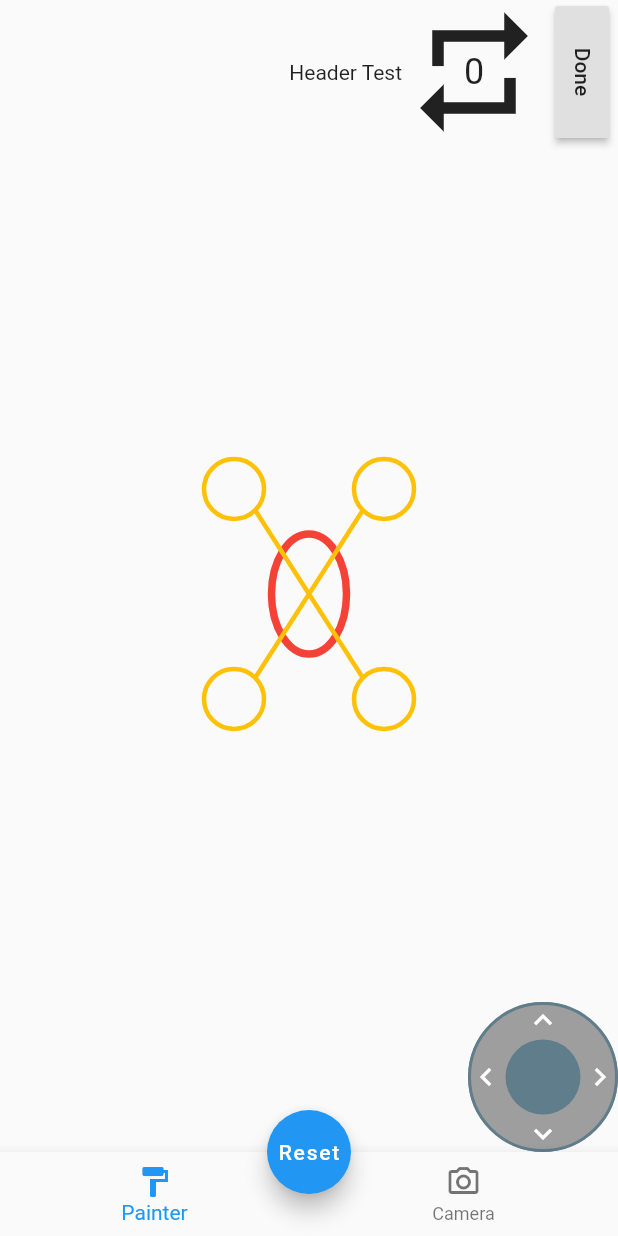
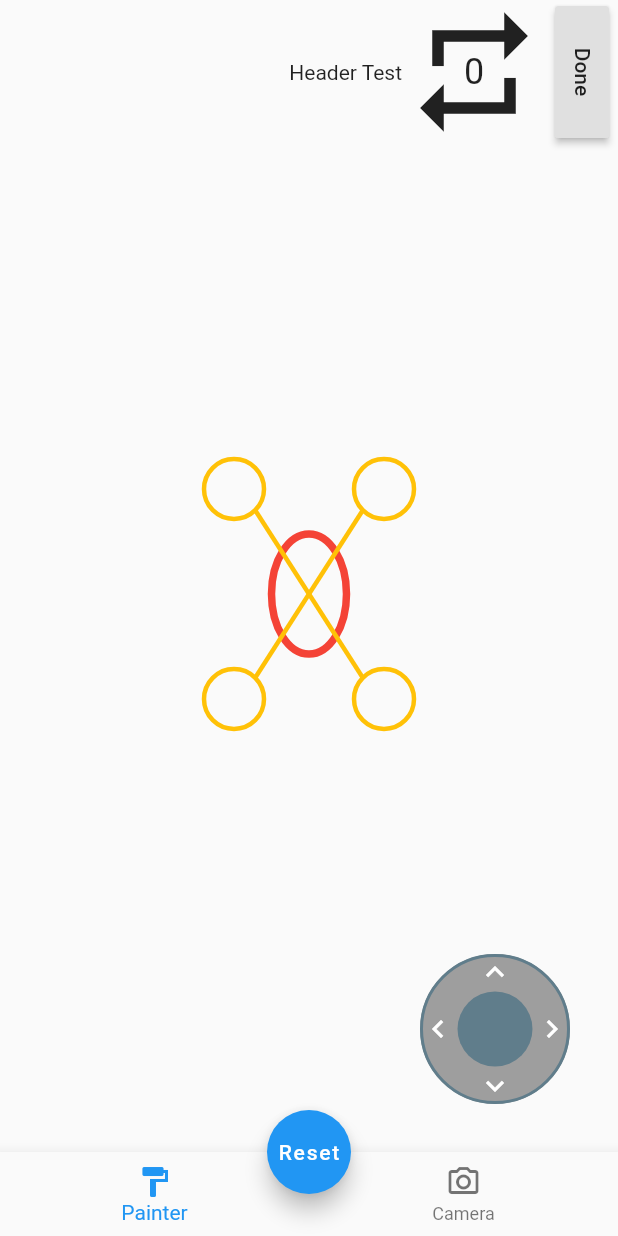
Before and after one commit to lectary/ClimbingAlien, a Flutter app: the screen it shows after launch, on a phone screen of 412 x 824 dp. Run offline on Flutter 3.47's test engine with Material 2 defaults, Android fonts, the phone set to English and light mode, and no system bars; our stand-ins replace camera.

Commit message:
Add padding to joystick

```diff
--- a/lib/views/home_screen.dart
+++ b/lib/views/home_screen.dart
@@ -100,6 +100,8 @@ class _HomeScreenState extends State<HomeScreen> {
               Positioned(
                   right: 0,
                   bottom: 0,
+                  child: Padding(
+                    padding: const EdgeInsets.all(32.0),
                     child: JoystickWithControlButtons(
                       onDirectionChanged: (degrees, distance) {
                         print(degrees);
@@ -110,6 +112,7 @@ class _HomeScreenState extends State<HomeScreen> {
                       onClickedDown: () => climaxModel.moveLimbDirectional(Direction.DOWN),
                       onClickedLeft: () => climaxModel.moveLimbDirectional(Direction.LEFT),
                       onClickedRight: () => climaxModel.moveLimbDirectional(Direction.RIGHT),
+                    ),
                   )),
             ],
           ),
```
Lines whose indentation alone changed are shown as unchanged.
